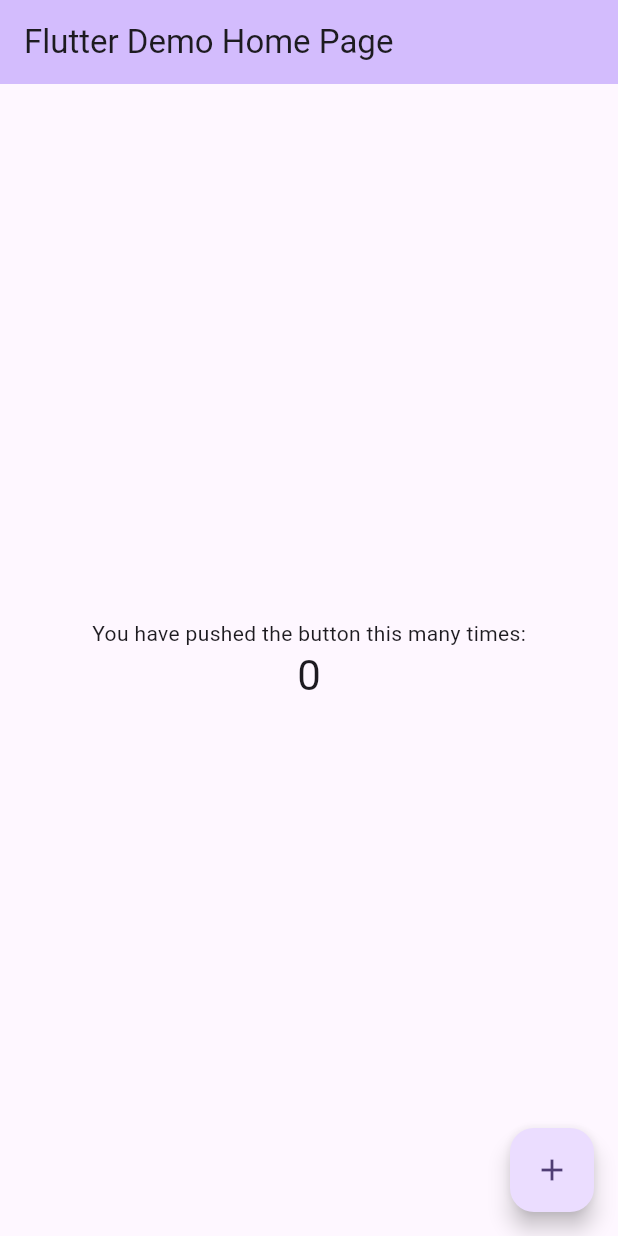
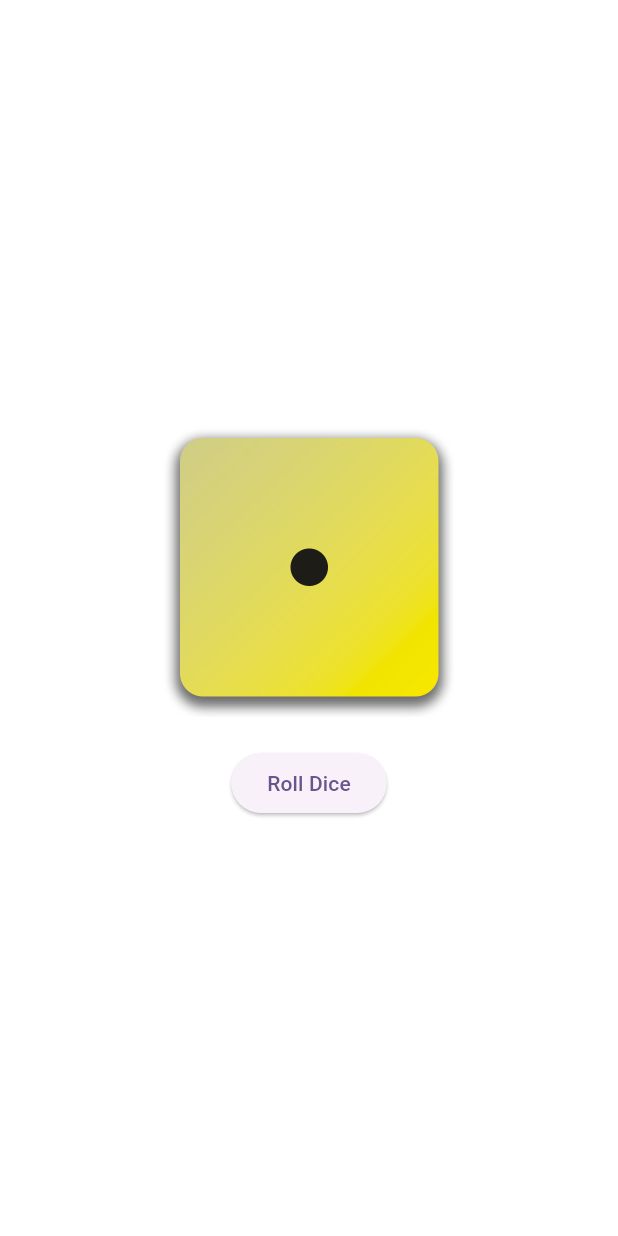
Before and after one commit to anaghayawale/dice, a Flutter app: the screen it shows after launch, on a phone screen of 412 x 824 dp. Run offline on Flutter 3.47's test engine with Material 3 defaults, Android fonts, the phone set to English and light mode, and no system bars.

Commit message:
Added Asset Images

```diff
--- /dev/null
+++ b/lib/home_page.dart
@@ -0,0 +1,41 @@
+import 'dart:math';
+
+import 'package:flutter/material.dart';
+
+class HomePage extends StatefulWidget {
+  const HomePage({super.key});
+
+  @override
+  State<HomePage> createState() => _HomePageState();
+}
+
+class _HomePageState extends State<HomePage> {
+  int diceNumber = 1;
+
+  void rollDice() {
+    setState(() {
+      diceNumber = Random().nextInt(6) + 1;
+    });
+  }
+
+  @override
+  Widget build(BuildContext context) {
+    return Center(
+      child: Column(
+        mainAxisAlignment: MainAxisAlignment.center,
+        children: [
+          Image.asset(
+            'assets/images/dice-$diceNumber.png',
+            height: 200,
+            width: 200,
+          ),
+          const SizedBox(height: 20),
+          ElevatedButton(
+            onPressed: rollDice,
+            child: const Text('Roll Dice'),
+          ),
+        ],
+      ),
+    );
+  }
+}
--- a/lib/main.dart
+++ b/lib/main.dart
@@ -1,3 +1,4 @@
+import 'package:dice/home_page.dart';
 import 'package:flutter/material.dart';
 
 void main() {
@@ -11,115 +12,13 @@ class MyApp extends StatelessWidget {
   @override
   Widget build(BuildContext context) {
     return MaterialApp(
+      debugShowCheckedModeBanner: false,
       title: 'Flutter Demo',
       theme: ThemeData(
-        // This is the theme of your application.
-        //
-        // TRY THIS: Try running your application with "flutter run". You'll see
-        // the application has a blue toolbar. Then, without quitting the app,
-        // try changing the seedColor in the colorScheme below to Colors.green
-        // and then invoke "hot reload" (save your changes or press the "hot
-        // reload" button in a Flutter-supported IDE, or press "r" if you used
-        // the command line to start the app).
-        //
-        // Notice that the counter didn't reset back to zero; the application
-        // state is not lost during the reload. To reset the state, use hot
-        // restart instead.
-        //
-        // This works for code too, not just values: Most code changes can be
-        // tested with just a hot reload.
         colorScheme: ColorScheme.fromSeed(seedColor: Colors.deepPurple),
         useMaterial3: true,
       ),
-      home: const MyHomePage(title: 'Flutter Demo Home Page'),
+      home: const HomePage(),
     );
   }
 }
-
-class MyHomePage extends StatefulWidget {
-  const MyHomePage({super.key, required this.title});
-
-  // This widget is the home page of your application. It is stateful, meaning
-  // that it has a State object (defined below) that contains fields that affect
-  // how it looks.
-
-  // This class is the configuration for the state. It holds the values (in this
-  // case the title) provided by the parent (in this case the App widget) and
-  // used by the build method of the State. Fields in a Widget subclass are
-  // always marked "final".
-
-  final String title;
-
-  @override
-  State<MyHomePage> createState() => _MyHomePageState();
-}
-
-class _MyHomePageState extends State<MyHomePage> {
-  int _counter = 0;
-
-  void _incrementCounter() {
-    setState(() {
-      // This call to setState tells the Flutter framework that something has
-      // changed in this State, which causes it to rerun the build method below
-      // so that the display can reflect the updated values. If we changed
-      // _counter without calling setState(), then the build method would not be
-      // called again, and so nothing would appear to happen.
-      _counter++;
-    });
-  }
-
-  @override
-  Widget build(BuildContext context) {
-    // This method is rerun every time setState is called, for instance as done
-    // by the _incrementCounter method above.
-    //
-    // The Flutter framework has been optimized to make rerunning build methods
-    // fast, so that you can just rebuild anything that needs updating rather
-    // than having to individually change instances of widgets.
-    return Scaffold(
-      appBar: AppBar(
-        // TRY THIS: Try changing the color here to a specific color (to
-        // Colors.amber, perhaps?) and trigger a hot reload to see the AppBar
-        // change color while the other colors stay the same.
-        backgroundColor: Theme.of(context).colorScheme.inversePrimary,
-        // Here we take the value from the MyHomePage object that was created by
-        // the App.build method, and use it to set our appbar title.
-        title: Text(widget.title),
-      ),
-      body: Center(
-        // Center is a layout widget. It takes a single child and positions it
-        // in the middle of the parent.
-        child: Column(
-          // Column is also a layout widget. It takes a list of children and
-          // arranges them vertically. By default, it sizes itself to fit its
-          // children horizontally, and tries to be as tall as its parent.
-          //
-          // Column has various properties to control how it sizes itself and
-          // how it positions its children. Here we use mainAxisAlignment to
-          // center the children vertically; the main axis here is the vertical
-          // axis because Columns are vertical (the cross axis would be
-          // horizontal).
-          //
-          // TRY THIS: Invoke "debug painting" (choose the "Toggle Debug Paint"
-          // action in the IDE, or press "p" in the console), to see the
-          // wireframe for each widget.
-          mainAxisAlignment: MainAxisAlignment.center,
-          children: <Widget>[
-            const Text(
-              'You have pushed the button this many times:',
-            ),
-            Text(
-              '$_counter',
-              style: Theme.of(context).textTheme.headlineMedium,
-            ),
-          ],
-        ),
-      ),
-      floatingActionButton: FloatingActionButton(
-        onPressed: _incrementCounter,
-        tooltip: 'Increment',
-        child: const Icon(Icons.add),
-      ), // This trailing comma makes auto-formatting nicer for build methods.
-    );
-  }
-}
```
Also changed, not shown: pubspec.yaml (+7 -3 lines), assets/images/dice-1.png (added), assets/images/dice-2.png (added), assets/images/dice-3.png (added), assets/images/dice-4.png (added), assets/images/dice-5.png (added), assets/images/dice-6.png (added), pubspec.lock.
